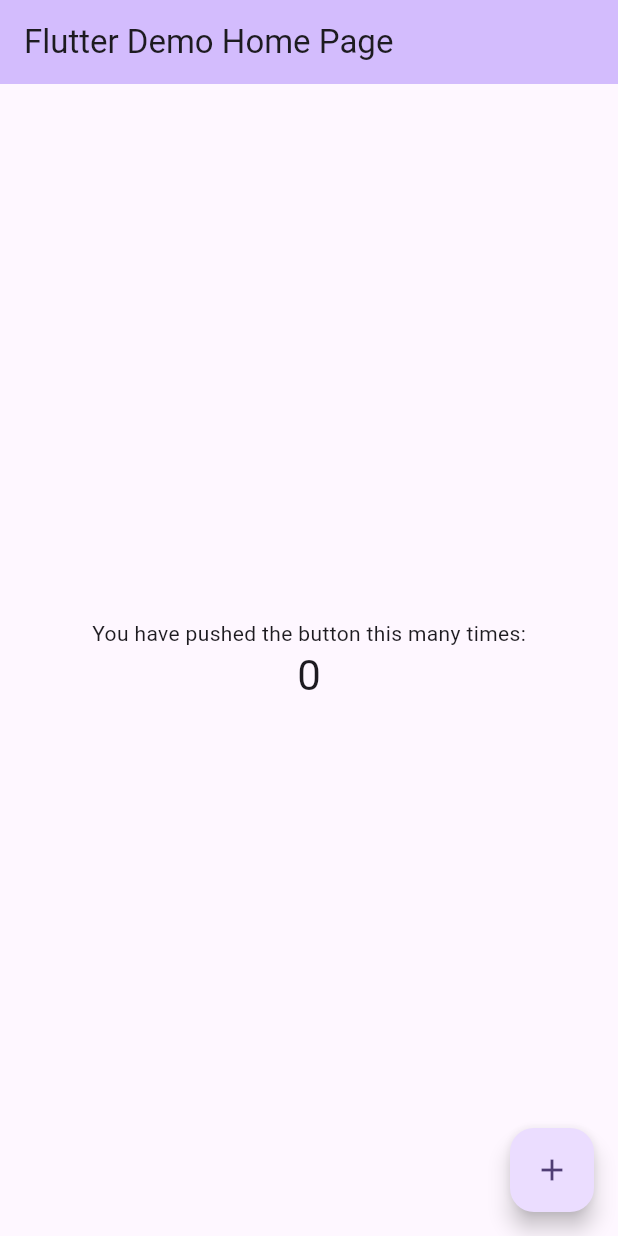
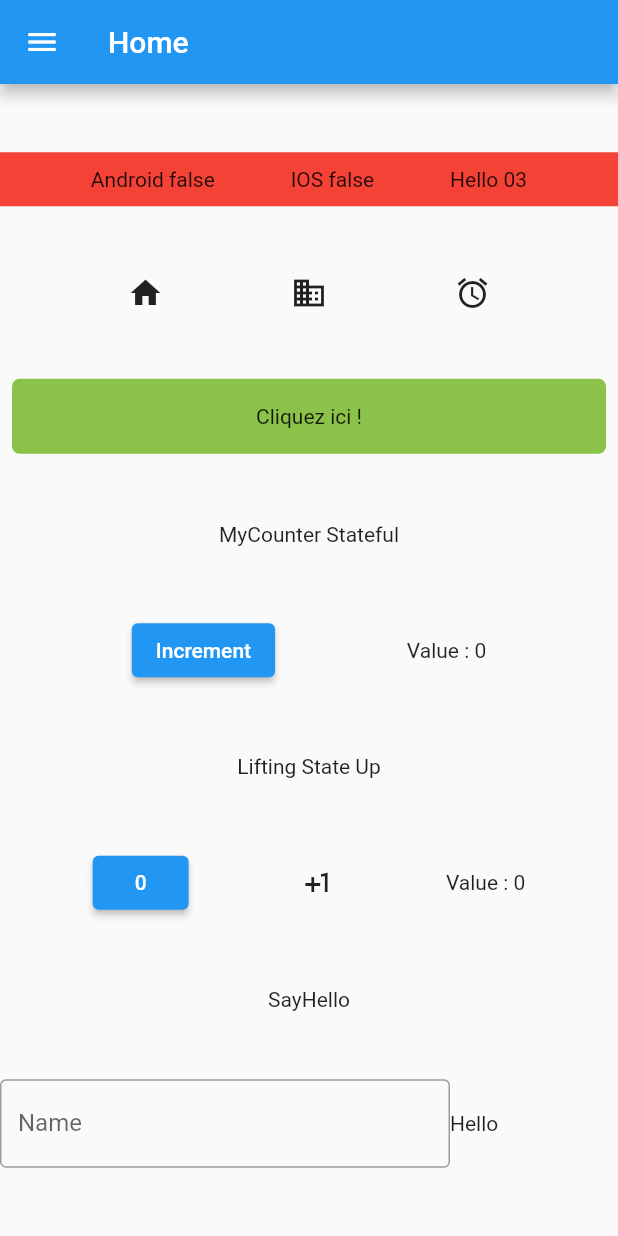
Before and after one commit to fgaurat/flutter_15052023, a Flutter app: the screen it shows after launch, on a phone screen of 412 x 824 dp. Run offline on Flutter 3.47's test engine with Material 2 defaults, Android fonts, the phone set to English and light mode, and no system bars.

Commit message:
add flutter list

```diff
--- /dev/null
+++ b/dart/hello_world/lib/counter_root_state.dart
@@ -0,0 +1,36 @@
+import 'package:flutter/material.dart';
+import 'dart:developer' as developer;
+
+import 'package:hello_world/inc_counter.dart';
+import 'package:hello_world/inc_counter_icon.dart';
+import 'package:hello_world/show_counter.dart';
+
+class CounterRootState extends StatefulWidget {
+  const CounterRootState({Key? key}) : super(key: key);
+
+  @override
+  State<CounterRootState> createState() => _CounterRootStateState();
+}
+
+class _CounterRootStateState extends State<CounterRootState> {
+  int _cpt = 0;
+
+  void _increment() {
+    developer.log("$_cpt");
+    setState(() {
+      _cpt++;
+    });
+  }
+
+  @override
+  Widget build(BuildContext context) {
+    return Row(
+      mainAxisAlignment: MainAxisAlignment.spaceEvenly,
+      children: [
+        IncCounter(incClick: _increment, cpt: _cpt),
+        IncCounterIcon(incClick: _increment, cpt: _cpt),
+        ShowCounter(cpt: _cpt)
+      ],
+    );
+  }
+}
--- /dev/null
+++ b/dart/hello_world/lib/inc_counter.dart
@@ -0,0 +1,19 @@
+import 'package:flutter/material.dart';
+import 'dart:developer' as developer;
+
+class IncCounter extends StatelessWidget {
+  final Function incClick;
+  final int cpt;
+
+  const IncCounter({Key? key, required this.incClick, required this.cpt})
+      : super(key: key);
+
+  @override
+  Widget build(BuildContext context) {
+    return ElevatedButton(
+        onPressed: () {
+          incClick();
+        },
+        child: Text("$cpt"));
+  }
+}
--- /dev/null
+++ b/dart/hello_world/lib/inc_counter_icon.dart
@@ -0,0 +1,20 @@
+import 'package:flutter/material.dart';
+import 'dart:developer' as developer;
+
+class IncCounterIcon extends StatelessWidget {
+  final Function incClick;
+  final int cpt;
+
+  const IncCounterIcon({Key? key, required this.incClick, required this.cpt})
+      : super(key: key);
+
+  @override
+  Widget build(BuildContext context) {
+    return IconButton(
+      onPressed: () {
+        incClick();
+      },
+      icon: const Icon(Icons.plus_one),
+    );
+  }
+}
--- a/dart/hello_world/lib/main.dart
+++ b/dart/hello_world/lib/main.dart
@@ -1,4 +1,11 @@
 import 'package:flutter/material.dart';
+import 'package:hello_world/counter_root_state.dart';
+import 'dart:developer' as developer;
+import 'package:hello_world/my_counter.dart';
+import 'dart:io' show Platform;
+
+import 'package:hello_world/my_text_button.dart';
+import 'package:hello_world/say_hello.dart';
 
 void main() {
   runApp(const MyApp());
@@ -11,115 +18,59 @@ class MyApp extends StatelessWidget {
   @override
   Widget build(BuildContext context) {
     return MaterialApp(
-      title: 'Flutter Demo',
-      theme: ThemeData(
-        // This is the theme of your application.
-        //
-        // TRY THIS: Try running your application with "flutter run". You'll see
-        // the application has a blue toolbar. Then, without quitting the app,
-        // try changing the seedColor in the colorScheme below to Colors.green
-        // and then invoke "hot reload" (save your changes or press the "hot
-        // reload" button in a Flutter-supported IDE, or press "r" if you used
-        // the command line to start the app).
-        //
-        // Notice that the counter didn't reset back to zero; the application
-        // state is not lost during the reload. To reset the state, use hot
-        // restart instead.
-        //
-        // This works for code too, not just values: Most code changes can be
-        // tested with just a hot reload.
-        colorScheme: ColorScheme.fromSeed(seedColor: Colors.deepPurple),
-        useMaterial3: true,
+      home: Scaffold(
+        appBar: AppBar(
+          leading: IconButton(
+            onPressed: () {
+              developer.log("onPressed", name: "hello.app");
+            },
+            icon: const Icon(Icons.menu),
+            tooltip: "Navigation",
+          ),
+          title: const Text('Home'),
+        ),
+        body: const MainApp(),
       ),
-      home: const MyHomePage(title: 'Flutter Demo Home Page'),
+      debugShowCheckedModeBanner: false,
     );
   }
 }
 
-class MyHomePage extends StatefulWidget {
-  const MyHomePage({super.key, required this.title});
-
-  // This widget is the home page of your application. It is stateful, meaning
-  // that it has a State object (defined below) that contains fields that affect
-  // how it looks.
-
-  // This class is the configuration for the state. It holds the values (in this
-  // case the title) provided by the parent (in this case the App widget) and
-  // used by the build method of the State. Fields in a Widget subclass are
-  // always marked "final".
-
-  final String title;
-
-  @override
-  State<MyHomePage> createState() => _MyHomePageState();
-}
-
-class _MyHomePageState extends State<MyHomePage> {
-  int _counter = 0;
-
-  void _incrementCounter() {
-    setState(() {
-      // This call to setState tells the Flutter framework that something has
-      // changed in this State, which causes it to rerun the build method below
-      // so that the display can reflect the updated values. If we changed
-      // _counter without calling setState(), then the build method would not be
-      // called again, and so nothing would appear to happen.
-      _counter++;
-    });
-  }
+class MainApp extends StatelessWidget {
+  const MainApp({
+    super.key,
+  });
 
   @override
   Widget build(BuildContext context) {
-    // This method is rerun every time setState is called, for instance as done
-    // by the _incrementCounter method above.
-    //
-    // The Flutter framework has been optimized to make rerunning build methods
-    // fast, so that you can just rebuild anything that needs updating rather
-    // than having to individually change instances of widgets.
-    return Scaffold(
-      appBar: AppBar(
-        // TRY THIS: Try changing the color here to a specific color (to
-        // Colors.amber, perhaps?) and trigger a hot reload to see the AppBar
-        // change color while the other colors stay the same.
-        backgroundColor: Theme.of(context).colorScheme.inversePrimary,
-        // Here we take the value from the MyHomePage object that was created by
-        // the App.build method, and use it to set our appbar title.
-        title: Text(widget.title),
-      ),
-      body: Center(
-        // Center is a layout widget. It takes a single child and positions it
-        // in the middle of the parent.
-        child: Column(
-          // Column is also a layout widget. It takes a list of children and
-          // arranges them vertically. By default, it sizes itself to fit its
-          // children horizontally, and tries to be as tall as its parent.
-          //
-          // Column has various properties to control how it sizes itself and
-          // how it positions its children. Here we use mainAxisAlignment to
-          // center the children vertically; the main axis here is the vertical
-          // axis because Columns are vertical (the cross axis would be
-          // horizontal).
-          //
-          // TRY THIS: Invoke "debug painting" (choose the "Toggle Debug Paint"
-          // action in the IDE, or press "p" in the console), to see the
-          // wireframe for each widget.
-          mainAxisAlignment: MainAxisAlignment.center,
-          children: <Widget>[
-            const Text(
-              'You have pushed the button this many times:',
-            ),
-            Text(
-              '$_counter',
-              style: Theme.of(context).textTheme.headlineMedium,
-            ),
-          ],
+    return Column(
+      mainAxisAlignment: MainAxisAlignment.spaceEvenly,
+      crossAxisAlignment: CrossAxisAlignment.baseline,
+      textBaseline: TextBaseline.alphabetic,
+      children: [
+        Container(
+          color: Colors.red,
+          padding: const EdgeInsets.symmetric(vertical: 10.0, horizontal: 10.0),
+          child:
+              Row(mainAxisAlignment: MainAxisAlignment.spaceEvenly, children: [
+            Text("Android ${Platform.isAndroid.toString()}"),
+            Text("IOS ${Platform.isIOS.toString()}"),
+            const Text('Hello 03')
+          ]),
         ),
-      ),
-      floatingActionButton: FloatingActionButton(
-        onPressed: _incrementCounter,
-        tooltip: 'Increment',
-        child: const Icon(Icons.add),
-      ), // This trailing comma makes auto-formatting nicer for build methods.
+        const Row(mainAxisAlignment: MainAxisAlignment.spaceEvenly, children: [
+          Icon(Icons.home),
+          Icon(Icons.business),
+          Icon(Icons.alarm),
+        ]),
+        const Center(child: MyTextButton()),
+        const Center(child: Text("MyCounter Stateful")),
+        const MyCounter(),
+        const Center(child: Text("Lifting State Up")),
+        const CounterRootState(),
+        const Center(child: Text("SayHello")),
+        const SayHello(),
+      ],
     );
   }
 }
--- /dev/null
+++ b/dart/hello_world/lib/my_counter.dart
@@ -0,0 +1,54 @@
+import 'dart:developer' as developer;
+
+import 'package:flutter/material.dart';
+
+class MyCounter extends StatefulWidget {
+  const MyCounter({Key? key}) : super(key: key);
+
+  @override
+  State<MyCounter> createState() => _MyCounterState();
+}
+
+class _MyCounterState extends State<MyCounter> {
+  int _cpt = 0;
+
+  void _increment() {
+    developer.log("$_cpt");
+    setState(() {
+      _cpt++;
+    });
+  }
+
+  @override
+  Widget build(BuildContext context) {
+    return Row(
+      mainAxisAlignment: MainAxisAlignment.spaceEvenly,
+      children: [
+        ElevatedButton(onPressed: _increment, child: const Text("Increment")),
+        Text("Value : $_cpt")
+      ],
+    );
+  }
+}
+
+
+// class MyCounter extends StatelessWidget {
+//   int _cpt = 0;
+
+//   MyCounter({Key? key}) : super(key: key);
+
+//   void _increment() {
+//     _cpt++;
+//   }
+
+//   @override
+//   Widget build(BuildContext context) {
+//     return Row(
+//       mainAxisAlignment: MainAxisAlignment.spaceEvenly,
+//       children: [
+//         ElevatedButton(onPressed: _increment, child: const Text("Increment")),
+//         Text("Value : $_cpt")
+//       ],
+//     );
+//   }
+// }
--- /dev/null
+++ b/dart/hello_world/lib/my_text_button.dart
@@ -0,0 +1,25 @@
+import 'dart:developer';
+
+import 'package:flutter/material.dart';
+
+class MyTextButton extends StatelessWidget {
+  const MyTextButton({Key? key}) : super(key: key);
+
+  @override
+  Widget build(BuildContext context) {
+    return GestureDetector(
+      onTap: () {
+        log("tap");
+      },
+      child: Container(
+        height: 50,
+        padding: const EdgeInsets.all(8.0),
+        margin: const EdgeInsets.symmetric(horizontal: 8.0),
+        decoration: BoxDecoration(
+            borderRadius: BorderRadius.circular(5.0),
+            color: Colors.lightGreen[500]),
+        child: const Center(child: Text('Cliquez ici !')),
+      ),
+    );
+  }
+}
--- /dev/null
+++ b/dart/hello_world/lib/say_hello.dart
@@ -0,0 +1,38 @@
+import 'package:flutter/material.dart';
+import 'dart:developer' as developer;
+
+class SayHello extends StatefulWidget {
+  const SayHello({Key? key}) : super(key: key);
+
+  @override
+  State<SayHello> createState() => _SayHelloState();
+}
+
+class _SayHelloState extends State<SayHello> {
+  String _name = "";
+
+  _setName(value) {
+    setState(() {
+      _name = value;
+    });
+  }
+
+  @override
+  Widget build(BuildContext context) {
+    return Row(
+      children: [
+        SizedBox(
+          width: 300,
+          child: TextField(
+            onSubmitted: _setName,
+            decoration: const InputDecoration(
+              border: OutlineInputBorder(),
+              labelText: 'Name',
+            ),
+          ),
+        ),
+        Text("Hello $_name")
+      ],
+    );
+  }
+}
--- /dev/null
+++ b/dart/hello_world/lib/show_counter.dart
@@ -0,0 +1,13 @@
+import 'package:flutter/material.dart';
+import 'dart:developer' as developer;
+
+class ShowCounter extends StatelessWidget {
+  final int cpt;
+
+  const ShowCounter({Key? key, required this.cpt}) : super(key: key);
+
+  @override
+  Widget build(BuildContext context) {
+    return Text("Value : $cpt");
+  }
+}
--- /dev/null
+++ b/tp_listview/analysis_options.yaml
@@ -0,0 +1 @@
+include: package:flutter_lints/flutter.yaml
--- /dev/null
+++ b/tp_listview/lib/main.dart
@@ -0,0 +1,21 @@
+import 'package:flutter/material.dart';
+import 'package:tp_listview/my_list_image.dart';
+
+void main() {
+  runApp(const MainApp());
+}
+
+class MainApp extends StatelessWidget {
+  const MainApp({super.key});
+
+  @override
+  Widget build(BuildContext context) {
+    return MaterialApp(
+      home: Scaffold(
+          appBar: AppBar(
+            title: const Text("TP List View"),
+          ),
+          body: const MyListImage()),
+    );
+  }
+}
```
Also changed, not shown: tp_listview/lib/main_values.dart (added, +28 -0 lines), tp_listview/lib/my_list_image.dart (added, +24 -0 lines), tp_listview/pubspec.yaml (added, +19 -0 lines), 123 other files.
